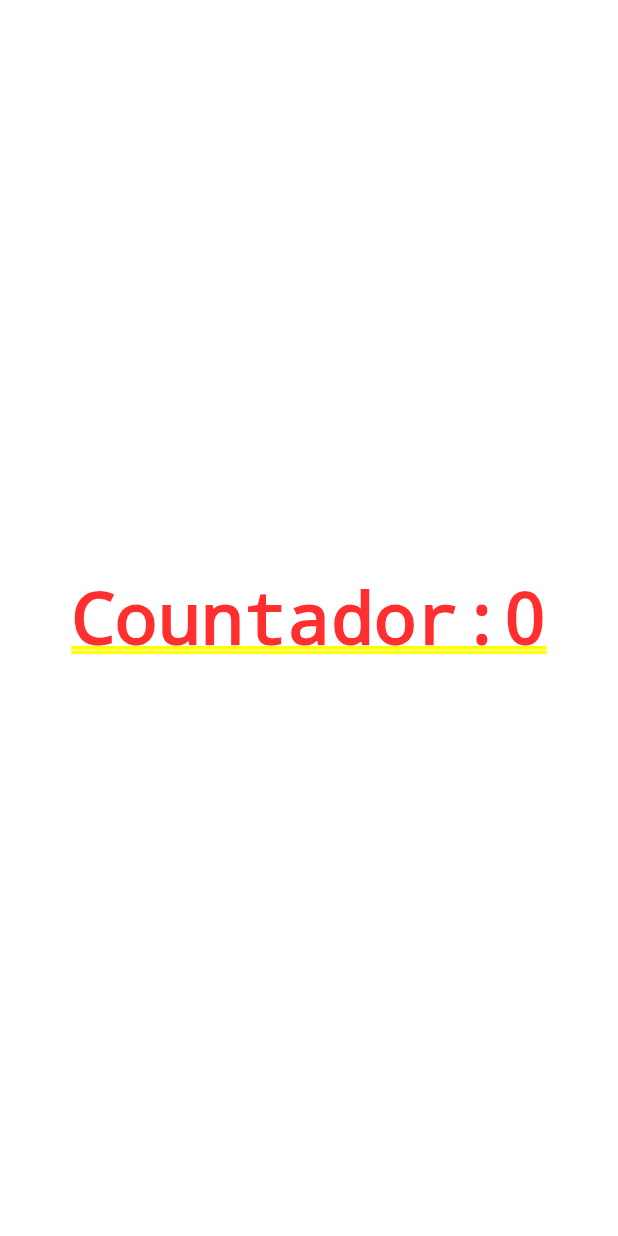
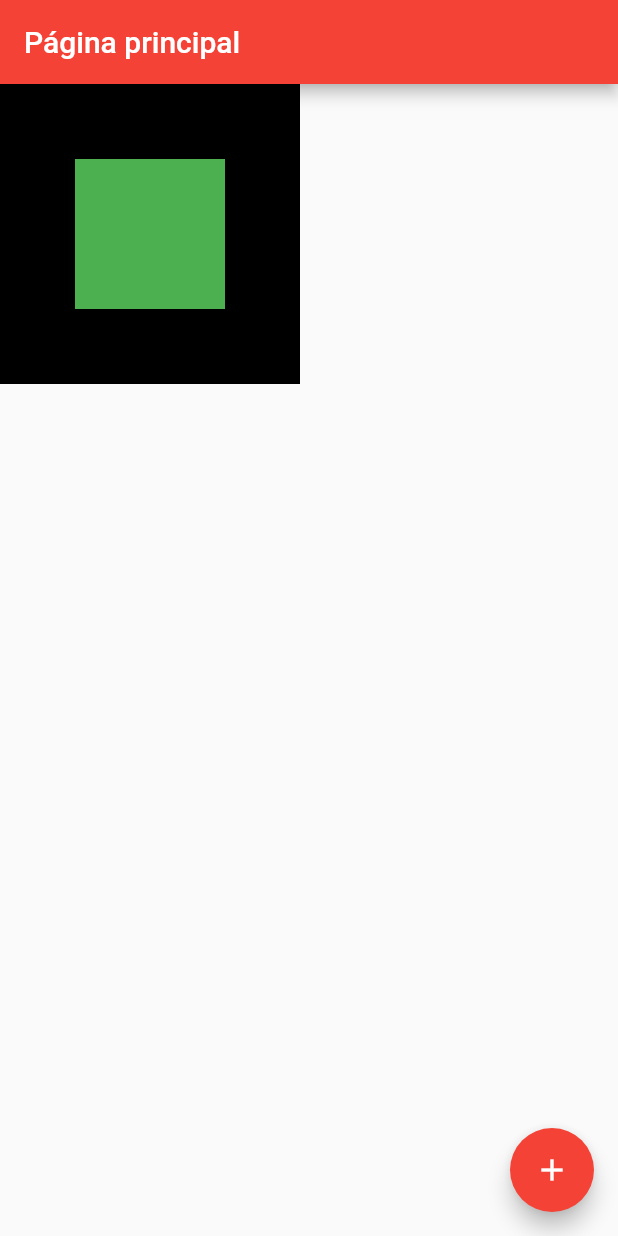
Before and after one commit to Emanuel2019/flutter_application_1, a Flutter app: the screen it shows after launch, on a phone screen of 412 x 824 dp. Run offline on Flutter 3.47's test engine with Material 2 defaults, Android fonts, the phone set to English and light mode, and no system bars.

Commit message:
Single render & multi-render

```diff
--- /dev/null
+++ b/lib/app_widget.dart
@@ -0,0 +1,14 @@
+import 'package:flutter/material.dart';
+import 'home_page.dart';
+
+class Appwidget extends StatelessWidget {
+  @override
+
+  Widget build(BuildContext context) {
+
+    return MaterialApp(
+      theme: ThemeData(primarySwatch: Colors.red),
+      home: HomePage(),
+    );
+  }
+}
--- /dev/null
+++ b/lib/home_page.dart
@@ -0,0 +1,46 @@
+
+import 'package:flutter/material.dart';
+
+class HomePage extends StatefulWidget {
+State<HomePage> createState(){
+return HomePageState();
+}
+
+}
+
+class HomePageState extends State<HomePage> {
+  int counter=0;
+  Widget build(BuildContext context){
+   return Scaffold(
+    appBar: AppBar(
+      title: Text('Página principal'),
+
+    ),
+
+  body: Container(
+    height: 200,
+    width: 200,
+    color: Colors.black,
+    child: Align(
+      alignment: Alignment.center,
+      child: Container(
+        height: 100,
+        width: 100,
+        color: Colors.green,
+      ),
+
+
+    ),
+  ),
+     floatingActionButton: FloatingActionButton(
+      child: Icon(Icons.add),
+      onPressed: () {
+       setState(() {
+          counter++;
+      });
+
+    },),
+  );
+  }
+
+}
--- a/lib/main.dart
+++ b/lib/main.dart
@@ -1,41 +1,6 @@
 import 'package:flutter/material.dart';
+import 'app_widget.dart';
 
 void main() {
-  runApp(Appwidget(
-    title: 'Flutterando 3...',
-  ));
+  runApp(Appwidget());
 }
-
-class Appwidget extends StatelessWidget {
-  @override
-  final String title;
-  const Appwidget({super.key, required this.title});
-  Widget build(BuildContext context) {
-
-    return MaterialApp(
-      theme: ThemeData(primarySwatch: Colors.red),
-      home: HomePage(),
-    );
-  }
-}
-class HomePage extends StatefulWidget {
-State<HomePage> createState(){
-return HomePageState();
-}
-
-}
-
-class HomePageState extends State<HomePage> {
-  int counter=0;
-  Widget build(BuildContext context){
-   return Container(
-    child: Center(child: GestureDetector(child: Text('Countador:$counter'),onTap: (){
-      setState(() {
-          counter++;
-      });
-
-    },)),
-   );
-  }
-
-}
```
